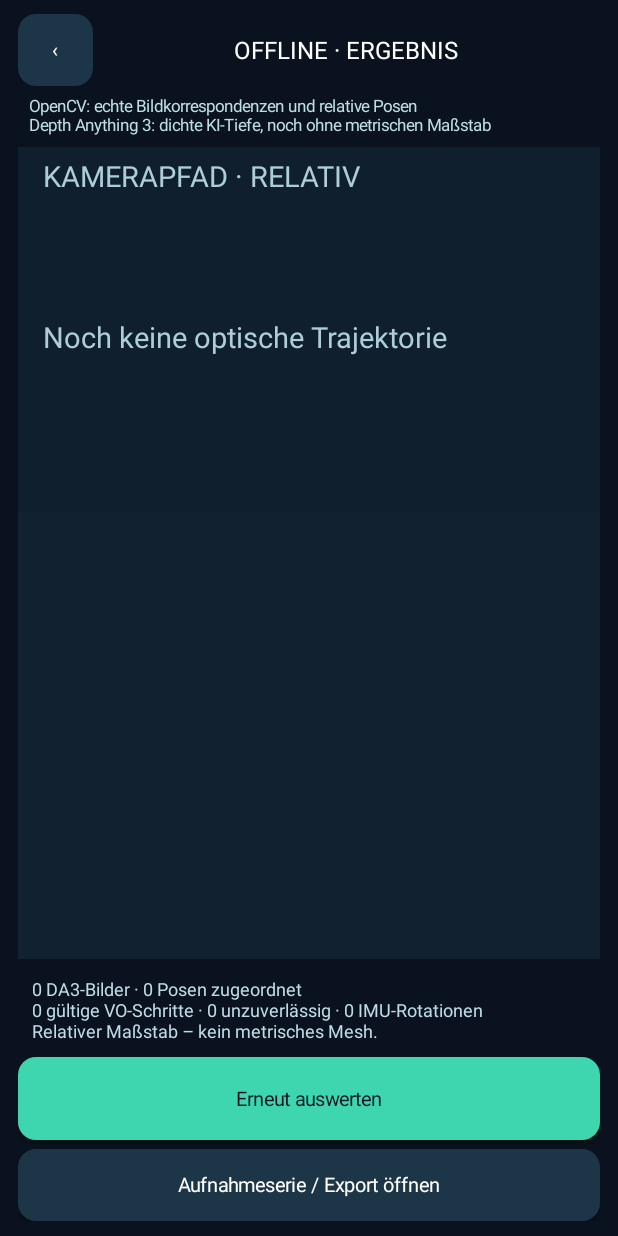
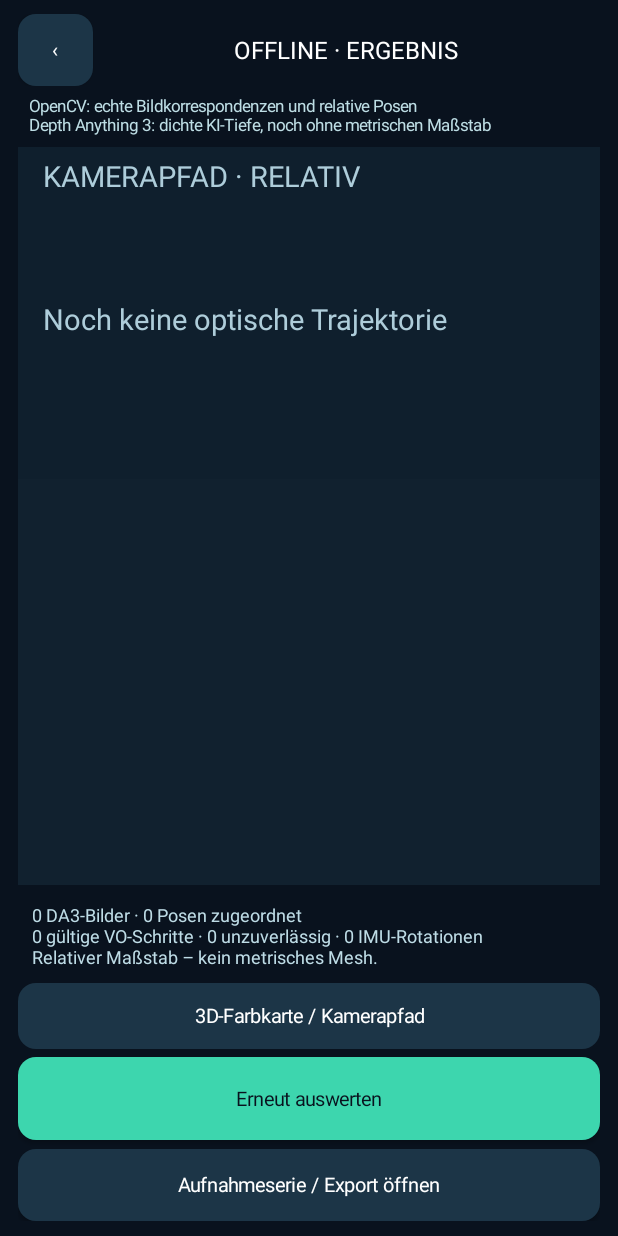
Before and after one commit to groegberg/rf-lab-android, an Android app: the OfflineReconstructionActivity screen opened directly, with no data from a screen before it, after a tap on "Offline berechnen", on a phone screen of 412 x 824 dp. Run offline under Robolectric (Android 15) with nearby library versions, the phone set to English and light mode, and no system bars; libraries missing offline, so code that uses them is left out: org.opencv.android, org.opencv.calib3d, org.opencv.core, org.opencv.features2d; 1 statement that could not run was skipped.

Commit message:
feat(ui): show interactive colored OpenVINS DA3 point cloud after offline reconstruction

```diff
--- a/app/src/main/java/dev/rflab/scanner/OfflineReconstructionActivity.kt
+++ b/app/src/main/java/dev/rflab/scanner/OfflineReconstructionActivity.kt
@@ -12,6 +12,7 @@ import android.view.Gravity
 import android.view.View
 import android.widget.Button
 import android.widget.ImageView
+import android.widget.FrameLayout
 import android.widget.LinearLayout
 import android.widget.TextView
 import android.graphics.drawable.GradientDrawable
@@ -31,6 +32,8 @@ class OfflineReconstructionActivity:Activity() {
     private lateinit var details:TextView
     private lateinit var calculate:Button
     private lateinit var trajectory:RelativeTrajectoryView
+    private lateinit var cloud:ScanCloudView
+    private lateinit var mapToggle:Button
     private lateinit var depth:ImageView
     private var running=false
 
@@ -75,14 +78,24 @@ class OfflineReconstructionActivity:Activity() {
         toolbar.addView(title,LinearLayout.LayoutParams(0,dp(48),1f))
         root.addView(toolbar)
         val description=TextView(this).apply{
-            text="OpenCV: echte Bildkorrespondenzen und relative Posen\n"+
+            text=if(ExternalVioTrajectory.read(session).isNotEmpty())
+                "OpenVINS: native VIO-Kameraposen + RGB-Zeitstempel\n"+
+                "Depth Anything 3: farbige, RELATIVE 3D-Punkte (nicht vermessen)"
+            else "OpenCV: echte Bildkorrespondenzen und relative Posen\n"+
                 "Depth Anything 3: dichte KI-Tiefe, noch ohne metrischen Maßstab"
             textSize=11f;setTextColor(Color.rgb(190,222,229))
             setPadding(dp(7),dp(5),dp(7),dp(7))
         }
         root.addView(description)
+        val views=FrameLayout(this)
         trajectory=RelativeTrajectoryView(this)
-        root.addView(trajectory,LinearLayout.LayoutParams(-1,0,.45f))
+        views.addView(trajectory,FrameLayout.LayoutParams(-1,-1))
+        cloud=ScanCloudView(this).apply {
+            visibility=View.GONE
+            showCameraColors=true
+        }
+        views.addView(cloud,FrameLayout.LayoutParams(-1,-1))
+        root.addView(views,LinearLayout.LayoutParams(-1,0,.45f))
         depth=ImageView(this).apply{
             scaleType=ImageView.ScaleType.FIT_CENTER
             setBackgroundColor(Color.rgb(17,33,47))
@@ -96,6 +109,14 @@ class OfflineReconstructionActivity:Activity() {
             setPadding(dp(9),dp(11),dp(9),dp(9))
         }
         root.addView(details)
+        mapToggle=button("3D-Farbkarte / Kamerapfad") {
+            val show=cloud.visibility!=View.VISIBLE
+            cloud.visibility=if(show)View.VISIBLE else View.GONE
+            trajectory.visibility=if(show)View.GONE else View.VISIBLE
+        }.apply{isEnabled=false}
+        root.addView(mapToggle,LinearLayout.LayoutParams(-1,dp(44)).apply{
+            bottomMargin=dp(5)
+        })
         calculate=button("Offline berechnen",true){start()}
         root.addView(calculate,LinearLayout.LayoutParams(-1,dp(55)))
         root.addView(button("Aufnahmeserie / Export öffnen"){
@@ -110,7 +131,11 @@ class OfflineReconstructionActivity:Activity() {
         running=true
         window.addFlags(android.view.WindowManager.LayoutParams.FLAG_KEEP_SCREEN_ON)
         calculate.isEnabled=false
-        details.text="Optische Rekonstruktion wird ausgeführt …"
+        mapToggle.isEnabled=false
+        cloud.visibility=View.GONE
+        cloud.store=null
+        trajectory.visibility=View.VISIBLE
+        details.text="OpenVINS / Depth Anything 3 wird offline verarbeitet …"
         executor.execute{
             try{
                 val result=OfflineReconstruction(applicationContext)
@@ -126,6 +151,13 @@ class OfflineReconstructionActivity:Activity() {
                     }
                     trajectory.poses=result.trajectory?.poses?:emptyList()
                     trajectory.externalPoses=result.externalVio
+                    if(result.fusedPoints>=50){
+                        cloud.store=RoomScanStore(this,
+                            "rflab_openvins_scan_v1.json")
+                        cloud.visibility=View.VISIBLE
+                        trajectory.visibility=View.GONE
+                        mapToggle.isEnabled=true
+                    }
                     result.lastDepth?.let{depth.setImageBitmap(it)}
                     title.text="OFFLINE · ERGEBNIS"
                     details.text=if(result.externalVio.isNotEmpty()){
@@ -135,12 +167,14 @@ class OfflineReconstructionActivity:Activity() {
                         result.da3Images.toString()+" DA3-Bilder · "+
                             diag.matchedPhotos+"/"+diag.photoCount+
                             " Fotos mit VIO-Pose\n"+
+                            result.fusedPoints+" echte RGB-Farbpunkte aus "+
+                            result.fusedFrames+" Keyframes\n"+
                             String.format(java.util.Locale.GERMANY,
                                 "%.1f Posen/s · max. Lücke %.0f ms",
                                 diag.poseRateHz,diag.maxPoseGapMs)+"\n"+
-                            "Kalibrierung ungeprüft · keine Loop Closure"+
-                            if(diag.warnings.isNotEmpty())
-                                "\n⚠ "+diag.warnings.first() else ""
+                            "Relativer Tiefenmaßstab · keine kalibrierte Raumkarte"+
+                            if(result.fusedPoints==0 && result.warnings.isNotEmpty())
+                                "\n⚠ "+result.warnings.last() else ""
                     }else{
                         result.da3Images.toString()+
                             " DA3-Bilder · "+result.pairedImages+
```
